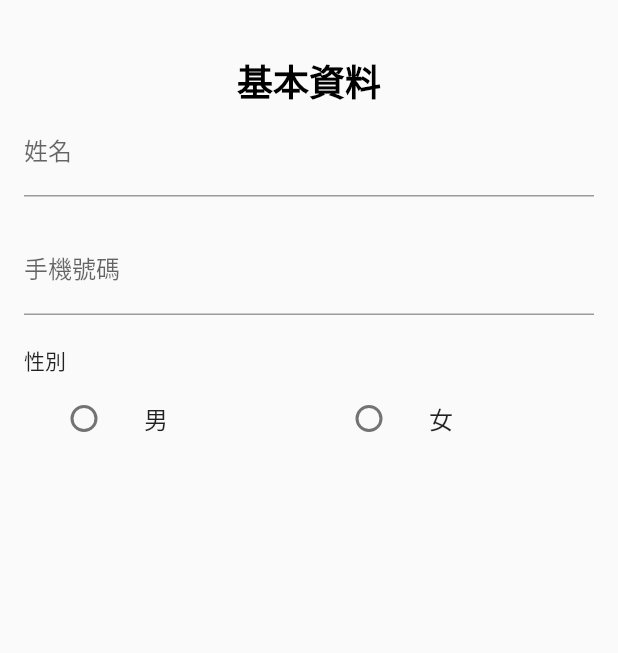
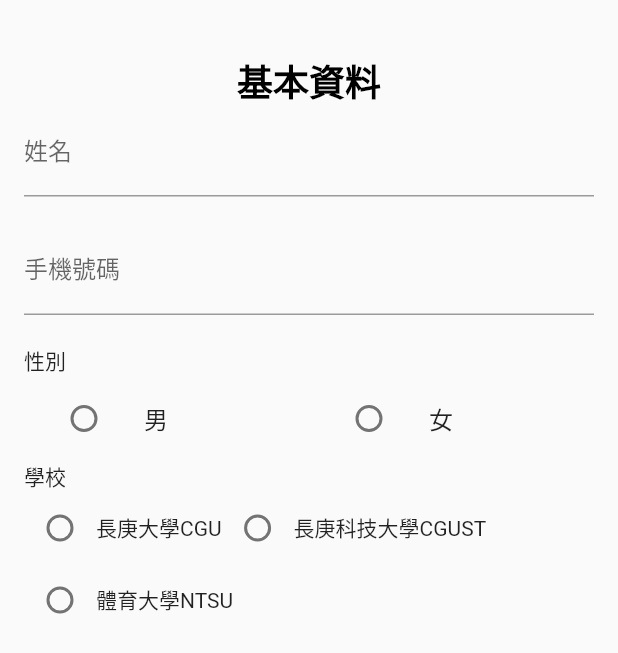
Before and after one commit to DraggyChen/pickup_flutter_app, a Flutter app: the screen it shows after launch, on a phone screen of 412 x 824 dp. Shown: the top 653 px of the screen. Run offline on Flutter 3.47's test engine with Material 2 defaults, Android fonts, the light colour scheme and no system bars; our stand-ins replace mask_text_input_formatter; Roboto replaces fonts that are missing (fontFamily).

Commit message:
註冊畫面：學校選擇

```diff
--- a/lib/register/personal_data.dart
+++ b/lib/register/personal_data.dart
@@ -21,6 +21,14 @@ class _PersonalDataState extends State<PersonalData> {
 
   /* 性別 */
   String? _selectedGender;
+  static const String men = "男";
+  static const String women = "女";
+
+  /* 學校 */
+  String? _selectedUniversity;
+  static const String uni_CGU = "長庚大學CGU";
+  static const String uni_CGUST = "長庚科技大學CGUST";
+  static const String uni_NTSU = "體育大學NTSU";
 
   @override
   Widget build(BuildContext context) {
@@ -65,24 +73,22 @@ class _PersonalDataState extends State<PersonalData> {
             Row(
               children: [
                 Expanded(
-                    child: Align(
-                  alignment: Alignment.centerLeft,
                     child: ListTile(
-                      title: const Text("男"),
+                  title: const Text(men),
                   leading: Radio<String>(
-                          value: '男',
+                      value: men,
                       groupValue: _selectedGender,
                       onChanged: (String? value) {
                         setState(() {
                           _selectedGender = value;
                         });
-                          })),
+                      }),
                 )),
                 Expanded(
                   child: ListTile(
-                      title: const Text("女"),
+                      title: const Text(women),
                       leading: Radio<String>(
-                        value: "女",
+                        value: women,
                         groupValue: _selectedGender,
                         onChanged: (String? value) {
                           setState(() {
@@ -93,6 +99,55 @@ class _PersonalDataState extends State<PersonalData> {
                 )
               ],
             ),
+
+            /* 學校選擇 */
+            Align(
+              alignment: Alignment.centerLeft,
+              child: Text("學校"),
+            ),
+            Row(
+              children: [
+                Radio<String>(
+                  value: uni_CGU,
+                  groupValue: _selectedUniversity,
+                  onChanged: (String? value) {
+                    setState(() {
+                      _selectedUniversity = value;
+                    });
+                  },
+                ),
+                Text(uni_CGU),
+                Radio<String>(
+                  value: uni_CGUST,
+                  groupValue: _selectedUniversity,
+                  onChanged: (String? value) {
+                    setState(() {
+                      _selectedUniversity = value;
+                    });
+                  },
+                ),
+                Text(uni_CGUST),
+              ],
+            ),
+            Row(
+              children: [
+                Radio<String>(
+                  value: uni_NTSU,
+                  groupValue: _selectedUniversity,
+                  onChanged: (String? value) {
+                    setState(() {
+                      _selectedUniversity = value;
+                    });
+                  },
+                ),
+                Text(uni_NTSU),
+              ],
+            ),
+
+            /* 學生證或教職員工作證 */
+
+
+
           ],
         ),
       ),
```
Lines whose indentation alone changed are shown as unchanged.
